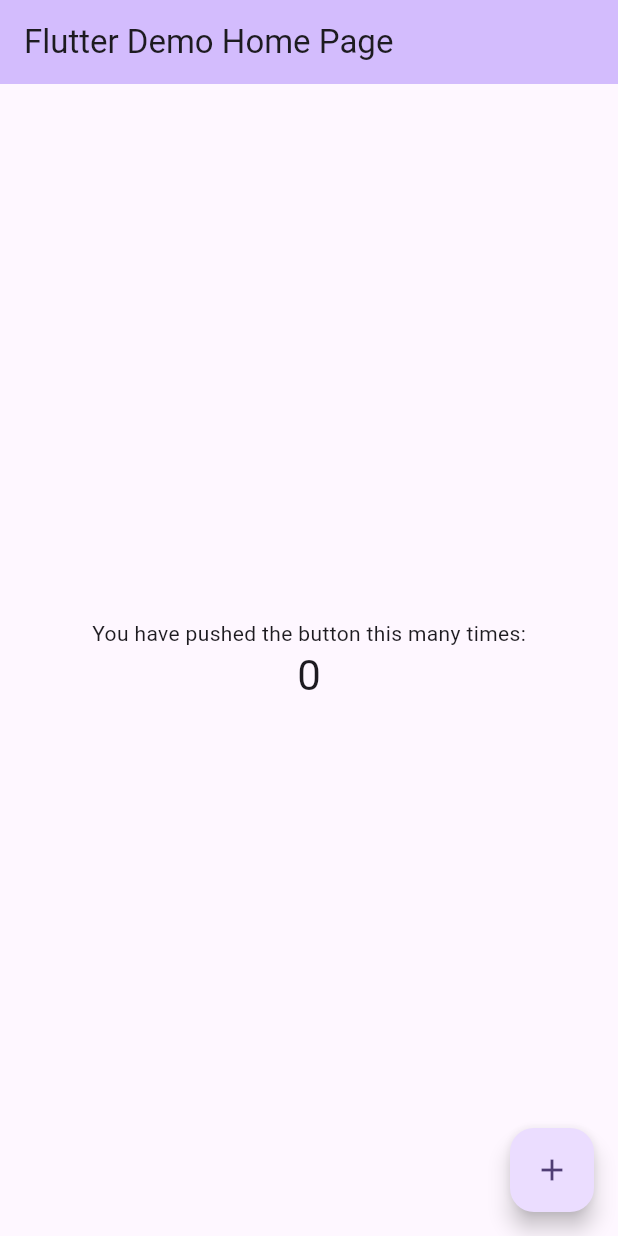
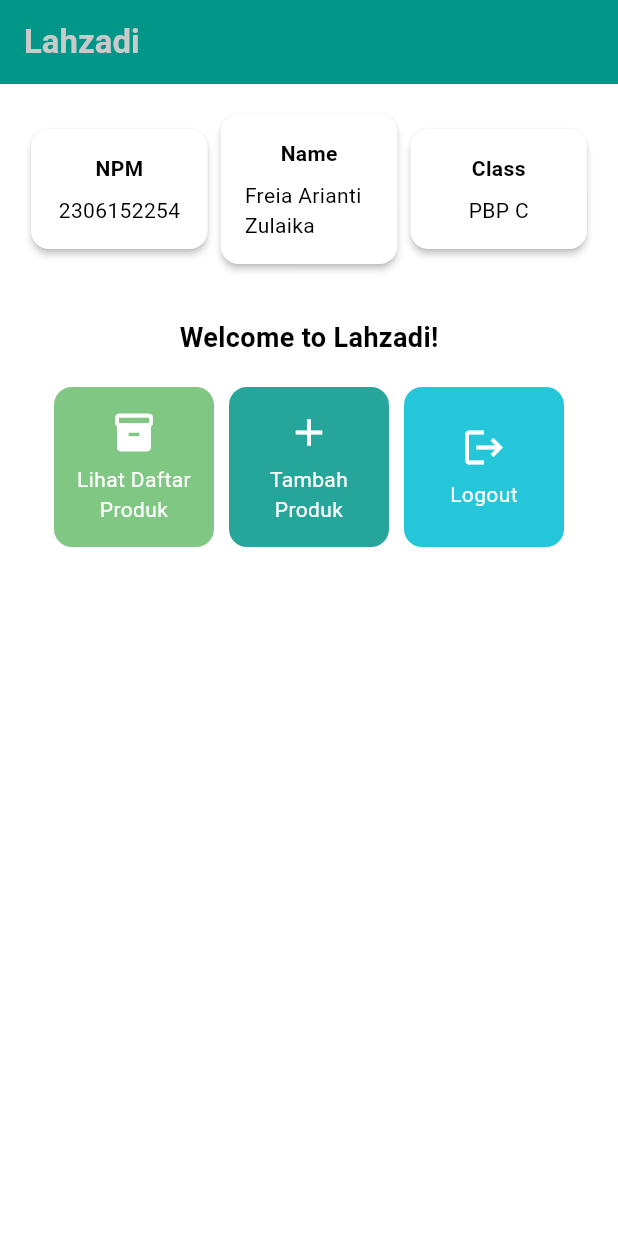
Before and after one commit to freiazulaika/lahzadi-mobile, a Flutter app: the screen it shows after launch, on a phone screen of 412 x 824 dp. Run offline on Flutter 3.47's test engine with Material 3 defaults, Android fonts, the light colour scheme and no system bars.

Commit message:
feat: tugas 7

```diff
--- a/lib/main.dart
+++ b/lib/main.dart
@@ -1,4 +1,5 @@
 import 'package:flutter/material.dart';
+import 'package:lahzadi/menu.dart';
 
 void main() {
   runApp(const MyApp());
@@ -28,98 +29,11 @@
         //
         // This works for code too, not just values: Most code changes can be
         // tested with just a hot reload.
-        colorScheme: ColorScheme.fromSeed(seedColor: Colors.deepPurple),
-        useMaterial3: true,
+        colorScheme: ColorScheme.fromSwatch(
+          primarySwatch: Colors.teal,
+        ).copyWith(secondary: Colors.teal[400]),
       ),
-      home: const MyHomePage(title: 'Flutter Demo Home Page'),
+      home: MyHomePage(),
     );
   }
 }
-
-class MyHomePage extends StatefulWidget {
-  const MyHomePage({super.key, required this.title});
-
-  // This widget is the home page of your application. It is stateful, meaning
-  // that it has a State object (defined below) that contains fields that affect
-  // how it looks.
-
-  // This class is the configuration for the state. It holds the values (in this
-  // case the title) provided by the parent (in this case the App widget) and
-  // used by the build method of the State. Fields in a Widget subclass are
-  // always marked "final".
-
-  final String title;
-
-  @override
-  State<MyHomePage> createState() => _MyHomePageState();
-}
-
-class _MyHomePageState extends State<MyHomePage> {
-  int _counter = 0;
-
-  void _incrementCounter() {
-    setState(() {
-      // This call to setState tells the Flutter framework that something has
-      // changed in this State, which causes it to rerun the build method below
-      // so that the display can reflect the updated values. If we changed
-      // _counter without calling setState(), then the build method would not be
-      // called again, and so nothing would appear to happen.
-      _counter++;
-    });
-  }
-
-  @override
-  Widget build(BuildContext context) {
-    // This method is rerun every time setState is called, for instance as done
-    // by the _incrementCounter method above.
-    //
-    // The Flutter framework has been optimized to make rerunning build methods
-    // fast, so that you can just rebuild anything that needs updating rather
-    // than having to individually change instances of widgets.
-    return Scaffold(
-      appBar: AppBar(
-        // TRY THIS: Try changing the color here to a specific color (to
-        // Colors.amber, perhaps?) and trigger a hot reload to see the AppBar
-        // change color while the other colors stay the same.
-        backgroundColor: Theme.of(context).colorScheme.inversePrimary,
-        // Here we take the value from the MyHomePage object that was created by
-        // the App.build method, and use it to set our appbar title.
-        title: Text(widget.title),
-      ),
-      body: Center(
-        // Center is a layout widget. It takes a single child and positions it
-        // in the middle of the parent.
-        child: Column(
-          // Column is also a layout widget. It takes a list of children and
-          // arranges them vertically. By default, it sizes itself to fit its
-          // children horizontally, and tries to be as tall as its parent.
-          //
-          // Column has various properties to control how it sizes itself and
-          // how it positions its children. Here we use mainAxisAlignment to
-          // center the children vertically; the main axis here is the vertical
-          // axis because Columns are vertical (the cross axis would be
-          // horizontal).
-          //
-          // TRY THIS: Invoke "debug painting" (choose the "Toggle Debug Paint"
-          // action in the IDE, or press "p" in the console), to see the
-          // wireframe for each widget.
-          mainAxisAlignment: MainAxisAlignment.center,
-          children: <Widget>[
-            const Text(
-              'You have pushed the button this many times:',
-            ),
-            Text(
-              '$_counter',
-              style: Theme.of(context).textTheme.headlineMedium,
-            ),
-          ],
-        ),
-      ),
-      floatingActionButton: FloatingActionButton(
-        onPressed: _incrementCounter,
-        tooltip: 'Increment',
-        child: const Icon(Icons.add),
-      ), // This trailing comma makes auto-formatting nicer for build methods.
-    );
-  }
-}
--- /dev/null
+++ b/lib/menu.dart
@@ -0,0 +1,187 @@
+import 'package:flutter/material.dart';
+
+class MyHomePage extends StatelessWidget {
+  MyHomePage({super.key});
+
+  final String npm = '2306152254';
+  final String name = 'Freia Arianti Zulaika';
+  final String className = 'PBP C';
+
+  final List<ItemHomepage> items = [
+    ItemHomepage("Lihat Daftar Produk", Icons.inventory, Colors.green[300]!),
+    ItemHomepage("Tambah Produk", Icons.add, Colors.teal[400]!),
+    ItemHomepage("Logout", Icons.logout, Colors.cyan[400]!),
+  ];
+
+  @override
+  Widget build(BuildContext context) {
+    // Scaffold menyediakan struktur dasar halaman dengan AppBar dan body.
+    return Scaffold(
+      // AppBar adalah bagian atas halaman yang menampilkan judul.
+      appBar: AppBar(
+        // Judul aplikasi "Lahzadi".
+        title: const Text(
+          'Lahzadi',
+          style: TextStyle(
+            color: Color.fromARGB(255, 203, 202, 202),
+            fontWeight: FontWeight.bold,
+          ),
+        ),
+        // Warna latar belakang AppBar diambil dari skema warna tema aplikasi.
+        backgroundColor: Theme.of(context).colorScheme.primary,
+      ),
+      // Body halaman dengan padding di sekelilingnya.
+      body: Padding(
+        padding: const EdgeInsets.all(16.0),
+        // Menyusun widget secara vertikal dalam sebuah kolom.
+        child: Column(
+          crossAxisAlignment: CrossAxisAlignment.center,
+          children: [
+            // Row untuk menampilkan 3 InfoCard secara horizontal.
+            Row(
+              mainAxisAlignment: MainAxisAlignment.spaceEvenly,
+              children: [
+                InfoCard(title: 'NPM', content: npm),
+                InfoCard(title: 'Name', content: name),
+                InfoCard(title: 'Class', content: className),
+              ],
+            ),
+
+            // Memberikan jarak vertikal 16 unit.
+            const SizedBox(height: 16.0),
+
+            // Menempatkan widget berikutnya di tengah halaman.
+            Center(
+              child: Column(
+                // Menyusun teks dan grid item secara vertikal.
+
+                children: [
+                  // Menampilkan teks sambutan dengan gaya tebal dan ukuran 18.
+                  const Padding(
+                    padding: EdgeInsets.only(top: 16.0),
+                    child: Text(
+                      'Welcome to Lahzadi!',
+                      style: TextStyle(
+                        fontWeight: FontWeight.bold,
+                        fontSize: 18.0,
+                      ),
+                    ),
+                  ),
+
+                  // Grid untuk menampilkan ItemCard dalam bentuk grid 3 kolom.
+                  GridView.count(
+                    primary: true,
+                    padding: const EdgeInsets.all(20),
+                    crossAxisSpacing: 10,
+                    mainAxisSpacing: 10,
+                    crossAxisCount: 3,
+                    // Agar grid menyesuaikan tinggi kontennya.
+                    shrinkWrap: true,
+
+                    // Menampilkan ItemCard untuk setiap item dalam list items.
+                    children: items.map((ItemHomepage item) {
+                      return ItemCard(item);
+                    }).toList(),
+                  ),
+                ],
+              ),
+            ),
+          ],
+        ),
+      ),
+    );
+  }
+}
+
+class ItemHomepage {
+  final String name;
+  final IconData icon;
+  final Color color;
+
+  ItemHomepage(this.name, this.icon, this.color);
+}
+
+class ItemCard extends StatelessWidget {
+  // Menampilkan kartu dengan ikon dan nama.
+
+  final ItemHomepage item;
+  const ItemCard(this.item, {super.key});
+
+  @override
+  Widget build(BuildContext context) {
+    return Material(
+      // Menentukan warna latar belakang dari tema aplikasi.
+      color: item.color,
+      // Membuat sudut kartu melengkung.
+      borderRadius: BorderRadius.circular(12),
+
+      child: InkWell(
+        // Aksi ketika kartu ditekan.
+        onTap: () {
+          // Menampilkan pesan SnackBar saat kartu ditekan.
+          ScaffoldMessenger.of(context)
+            ..hideCurrentSnackBar()
+            ..showSnackBar(SnackBar(
+                content: Text("Kamu telah menekan tombol ${item.name}!")));
+        },
+        // Container untuk menyimpan Icon dan Text
+        child: Container(
+          padding: const EdgeInsets.all(8),
+          child: Center(
+            child: Column(
+              // Menyusun ikon dan teks di tengah kartu.
+              mainAxisAlignment: MainAxisAlignment.center,
+              children: [
+                Icon(
+                  item.icon,
+                  color: Colors.white,
+                  size: 30.0,
+                ),
+                const Padding(padding: EdgeInsets.all(3)),
+                Text(
+                  item.name,
+                  textAlign: TextAlign.center,
+                  style: const TextStyle(color: Colors.white),
+                ),
+              ],
+            ),
+          ),
+        ),
+      ),
+    );
+  }
+}
+
+class InfoCard extends StatelessWidget {
+  // Kartu informasi yang menampilkan title dan content.
+
+  final String title; // Judul kartu.
+  final String content; // Isi kartu.
+
+  const InfoCard({super.key, required this.title, required this.content});
+
+  @override
+  Widget build(BuildContext context) {
+    return Card(
+      // Membuat kotak kartu dengan bayangan dibawahnya.
+      elevation: 2.0,
+      child: Container(
+        // Mengatur ukuran dan jarak di dalam kartu.
+        width: MediaQuery.of(context).size.width /
+            3.5, // menyesuaikan dengan lebar device yang digunakan.
+        padding: const EdgeInsets.all(16.0),
+        // Menyusun title dan content secara vertikal.
+        child: Column(
+          children: [
+            Text(
+              title,
+              style: const TextStyle(fontWeight: FontWeight.bold),
+            ),
+            const SizedBox(height: 8.0),
+            Text(content),
+          ],
+        ),
+      ),
+    );
+  }
+}
```
Also changed, not shown: 1 other file.
